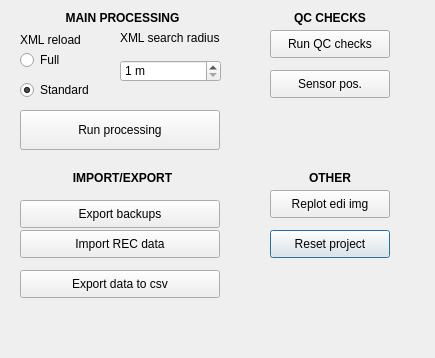
AGrand24/mtsm_plugin, file MTSM_dialog_base.ui: the form before one commit.
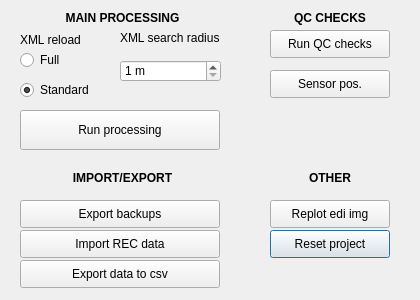
The form after the commit.

The edit to the form file:
```diff
--- a/MTSM_dialog_base.ui
+++ b/MTSM_dialog_base.ui
@@ -6,8 +6,8 @@
    <rect>
     <x>0</x>
     <y>0</y>
-    <width>435</width>
-    <height>358</height>
+    <width>420</width>
+    <height>300</height>
    </rect>
   </property>
   <property name="windowTitle">
@@ -321,7 +321,7 @@
    <property name="geometry">
     <rect>
      <x>20</x>
-     <y>270</y>
+     <y>260</y>
      <width>200</width>
      <height>28</height>
     </rect>
@@ -381,7 +381,7 @@
    <property name="geometry">
     <rect>
      <x>270</x>
-     <y>190</y>
+     <y>200</y>
      <width>120</width>
      <height>28</height>
     </rect>
```
Left out of the diff: 2 changed lines with no effect on the pictures.
